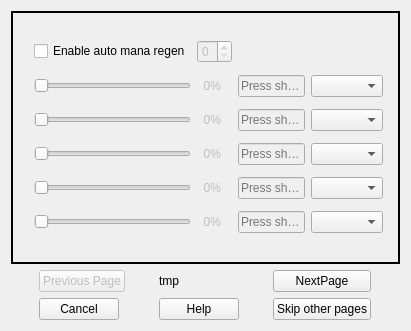
Before: the Qt Designer form sources/NewProfileConfiguartor.ui in Groundy/CrackerJack, drawn with Qt 5.
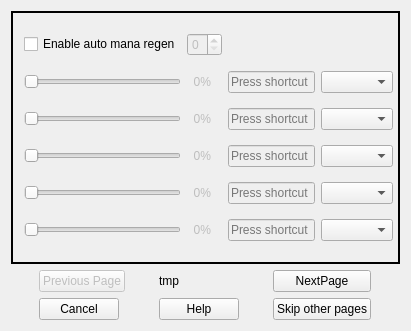
After: the same form once the commit is applied. The open tabs and pages were chosen to show the change.

```diff
--- a/sources/NewProfileConfiguartor.ui
+++ b/sources/NewProfileConfiguartor.ui
@@ -920,10 +920,10 @@
       <widget class="QWidget" name="gridLayoutWidget_6">
        <property name="geometry">
         <rect>
-         <x>10</x>
-         <y>10</y>
-         <width>371</width>
-         <height>231</height>
+         <x>0</x>
+         <y>0</y>
+         <width>391</width>
+         <height>251</height>
         </rect>
        </property>
        <layout class="QGridLayout" name="gridLayout_3">
```
Left out of the diff: 6 changed lines with no effect on the pictures.
